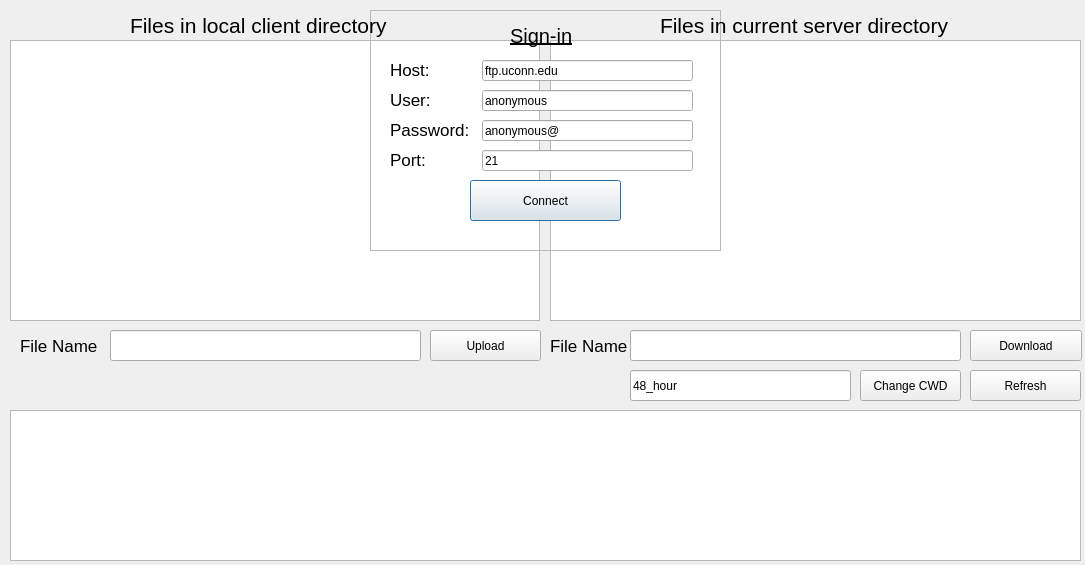
Before: the Qt Designer form Login.ui in NetworkFundamentalsELEN4017/FTP-Project, drawn with Qt 5.
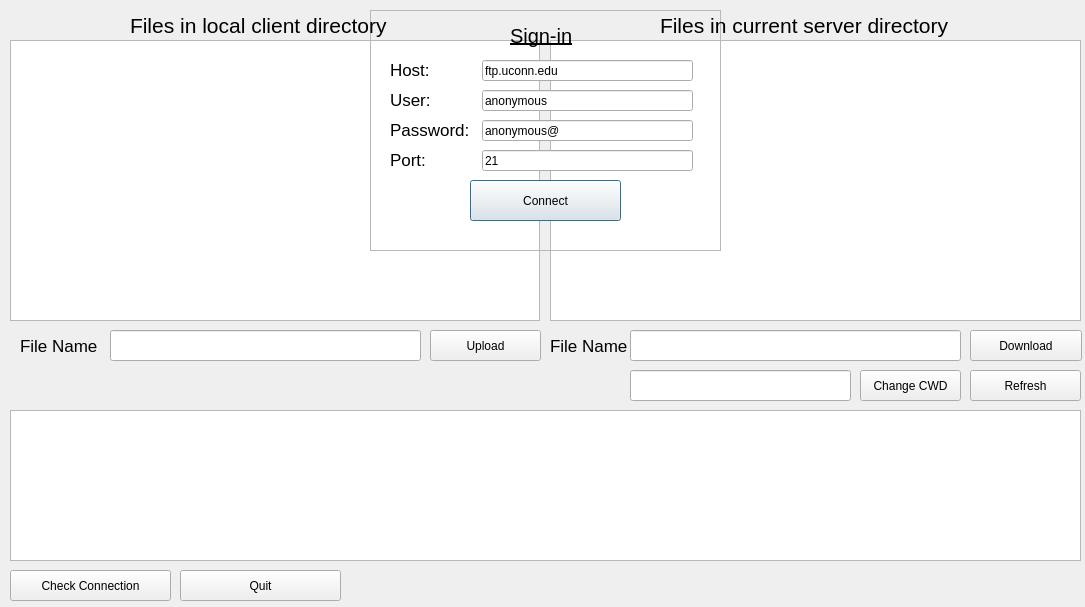
After: the same form once the commit is applied.

Commit message: Login & Logout

```diff
--- a/Login.ui
+++ b/Login.ui
@@ -7,7 +7,7 @@
     <x>0</x>
     <y>0</y>
     <width>1085</width>
-    <height>565</height>
+    <height>607</height>
    </rect>
   </property>
   <property name="windowTitle">
@@ -288,7 +288,7 @@
     </rect>
    </property>
    <property name="text">
-    <string>48_hour</string>
+    <string/>
    </property>
   </widget>
   <widget class="QLineEdit" name="edtUpload">
@@ -405,6 +405,32 @@
     <string>Refresh</string>
    </property>
   </widget>
+  <widget class="QPushButton" name="btnCheck">
+   <property name="geometry">
+    <rect>
+     <x>10</x>
+     <y>570</y>
+     <width>161</width>
+     <height>31</height>
+    </rect>
+   </property>
+   <property name="text">
+    <string>Check Connection</string>
+   </property>
+  </widget>
+  <widget class="QPushButton" name="btnQuit">
+   <property name="geometry">
+    <rect>
+     <x>180</x>
+     <y>570</y>
+     <width>161</width>
+     <height>31</height>
+    </rect>
+   </property>
+   <property name="text">
+    <string>Quit</string>
+   </property>
+  </widget>
   <zorder>treeViewUp</zorder>
   <zorder>btnUpload</zorder>
   <zorder>btnDownload</zorder>
```
Left out of the diff: 2 changed lines with no effect on the pictures. The commit also changes 1 other file.
